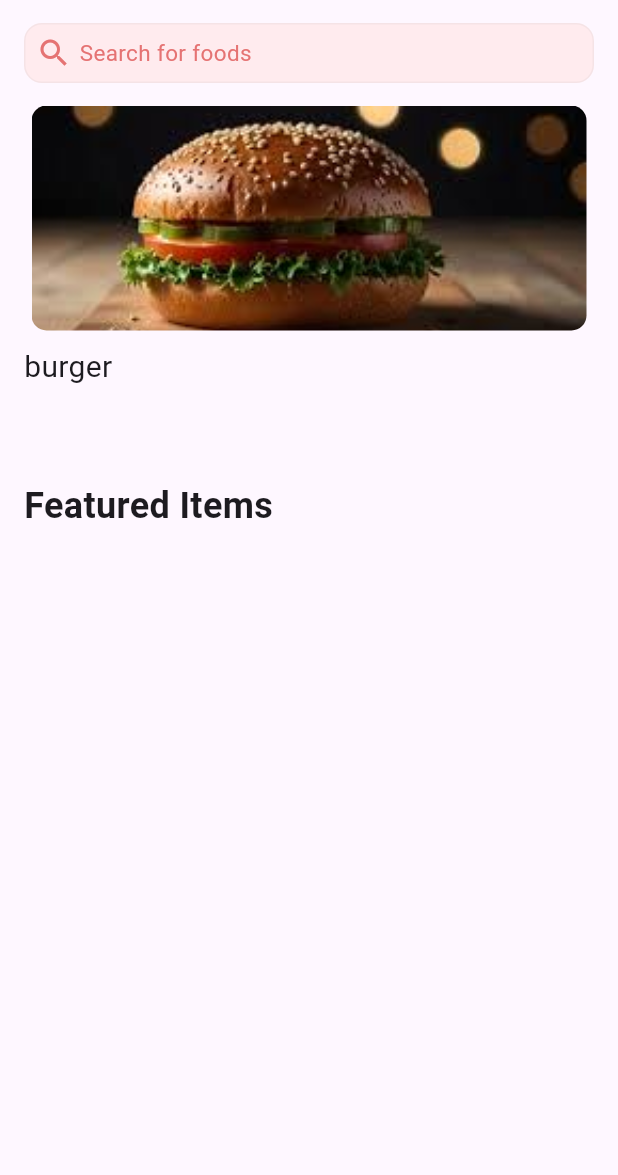
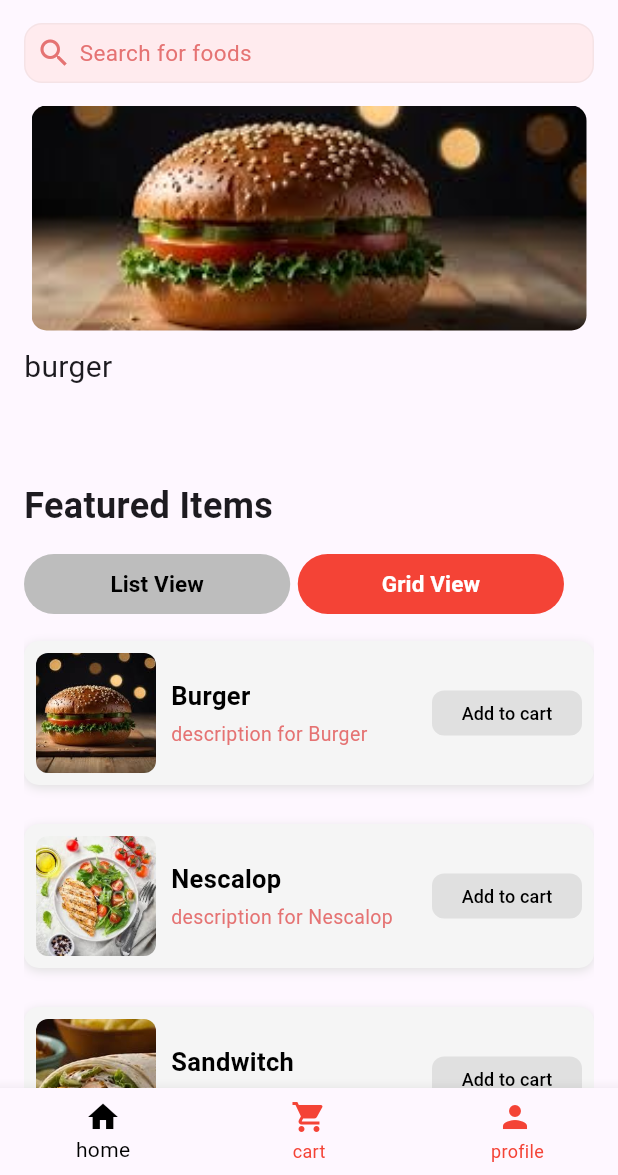
Before and after one commit to MohannedAshraf/Food_Delivery_Task, a Flutter app: the screen it shows after launch, on a phone screen of 412 x 824 dp, the part 61-1236 px from its top. Run offline on Flutter 3.47's test engine with Material 3 defaults, Android fonts, the phone set to English and light mode, and no system bars; drawn by our look-alikes of carousel_slider; our stand-ins replace get.

Commit message:
finish all

```diff
--- a/lib/Screens/checkout_screen.dart
+++ b/lib/Screens/checkout_screen.dart
@@ -1,6 +1,6 @@
 import 'package:flutter/material.dart';
 import 'package:food_delivery_app/Screens/checkout_screen_body.dart';
-import 'package:food_delivery_app/core/utils/widgets/custom_appbar.dart';
+import 'package:food_delivery_app/core/widgets/custom_appbar.dart';
 
 class CheckoutScreen extends StatelessWidget {
   const CheckoutScreen({super.key});
--- a/lib/Screens/checkout_screen_body.dart
+++ b/lib/Screens/checkout_screen_body.dart
@@ -1,7 +1,9 @@
+// ignore_for_file: avoid_print
+
 import 'package:flutter/material.dart';
 import 'package:food_delivery_app/core/utils/asset_image.dart';
-import 'package:food_delivery_app/core/utils/functions/app_size.dart';
-import 'package:food_delivery_app/core/utils/widgets/custom_list_tile.dart';
+import 'package:food_delivery_app/core/functions/app_size.dart';
+import 'package:food_delivery_app/core/widgets/custom_list_tile.dart';
 
 class CheckoutScreenBody extends StatelessWidget {
   const CheckoutScreenBody({super.key});
--- a/lib/Screens/home_screen.dart
+++ b/lib/Screens/home_screen.dart
@@ -3,12 +3,21 @@
 import 'package:carousel_slider/carousel_slider.dart';
 import 'package:flutter/material.dart';
 import 'package:food_delivery_app/Screens/checkout_screen.dart';
-import 'package:food_delivery_app/Screens/profile_screen.dart';
 import 'package:food_delivery_app/core/utils/asset_image.dart';
-import 'package:food_delivery_app/core/utils/functions/app_route.dart';
+import 'package:food_delivery_app/core/functions/app_route.dart';
+import 'package:food_delivery_app/core/widgets/custom_button.dart';
+import 'package:food_delivery_app/core/widgets/grid_view.dart';
+import 'package:food_delivery_app/core/widgets/list_view.dart';
 
-class HomeScreen extends StatelessWidget {
+class HomeScreen extends StatefulWidget {
   const HomeScreen({super.key});
+
+  @override
+  State<HomeScreen> createState() => _HomeScreenState();
+}
+
+class _HomeScreenState extends State<HomeScreen> {
+  bool isListSelected = true;
 
   @override
   Widget build(BuildContext context) {
@@ -46,16 +55,14 @@ class HomeScreen extends StatelessWidget {
                   enabledBorder: OutlineInputBorder(
                     borderRadius: BorderRadius.circular(12),
                     borderSide: BorderSide(
-                      color: Colors.grey.withOpacity(0.1), // رصاصي خفيف جدًا
+                      color: Colors.grey.withOpacity(0.1),
                       width: 1,
                     ),
                   ),
                   focusedBorder: OutlineInputBorder(
                     borderRadius: BorderRadius.circular(12),
                     borderSide: BorderSide(
-                      color: Colors.grey.withOpacity(
-                        0.1,
-                      ), // نفس اللون عند التركيز
+                      color: Colors.grey.withOpacity(0.1),
                       width: 1,
                     ),
                   ),
@@ -89,7 +96,7 @@ class HomeScreen extends StatelessWidget {
             const SizedBox(height: 15),
             CarouselSlider(
               options: CarouselOptions(
-                autoPlay: false,
+                autoPlay: true,
                 height: 250,
                 viewportFraction: 1,
               ),
@@ -128,6 +135,68 @@ class HomeScreen extends StatelessWidget {
               "Featured Items",
               style: TextStyle(fontWeight: FontWeight.bold, fontSize: 24),
             ),
+            const SizedBox(height: 15),
+            // Buttons
+            Row(
+              mainAxisAlignment: MainAxisAlignment.start,
+              children: [
+                CustomButton(
+                  text: "List View",
+                  isselected: isListSelected,
+                  onTap: () {
+                    setState(() {
+                      isListSelected = true;
+                    });
+                  },
+                ),
+                const SizedBox(width: 5),
+                CustomButton(
+                  text: "Grid View",
+                  isselected: !isListSelected,
+                  onTap: () {
+                    setState(() {
+                      isListSelected = false;
+                    });
+                  },
+                ),
+              ],
+            ),
+            const SizedBox(height: 10),
+
+            // View Switcher
+            Expanded(
+              child:
+                  isListSelected
+                      ? ListView.separated(
+                        itemCount: items1.length,
+                        separatorBuilder:
+                            (context, index) => const SizedBox(height: 10),
+                        itemBuilder: (context, index) {
+                          return CustomListView(
+                            image: items1[index]['image']!,
+                            text1: items1[index]['title']!,
+                            text2: items1[index]['subtitle']!,
+                          );
+                        },
+                      )
+                      : GridView.builder(
+                        itemCount: items1.length,
+                        gridDelegate:
+                            const SliverGridDelegateWithFixedCrossAxisCount(
+                              crossAxisCount: 2,
+                              mainAxisSpacing: 10,
+                              crossAxisSpacing: 10,
+                              childAspectRatio: 2 / 3,
+                            ),
+                        itemBuilder: (context, index) {
+                          return CustomGridView(
+                            image: items1[index]['image']!,
+                            text1: items1[index]['title']!,
+                            text2: items1[index]['subtitle']!,
+                          );
+                        },
+                      ),
+            ),
           ],
         ),
       ),
@@ -140,3 +209,36 @@ final List<Map<String, String>> items = [
   {'image': Myimages.nescalop, 'text': "nescalop"},
   {'image': Myimages.sandwitch, 'text': "sandwitch"},
 ];
+
+List<Map<String, String>> items1 = [
+  {
+    'image': Myimages.burger,
+    'title': "Burger",
+    'subtitle': 'description for Burger',
+  },
+  {
+    'image': Myimages.nescalop,
+    'title': 'Nescalop',
+    'subtitle': 'description for Nescalop',
+  },
+  {
+    'image': Myimages.sandwitch,
+    'title': 'Sandwitch',
+    'subtitle': 'description for Sandwitch',
+  },
+  {
+    'image': Myimages.burger,
+    'title': "Burger",
+    'subtitle': 'description for Burger',
+  },
+  {
+    'image': Myimages.nescalop,
+    'title': 'Nescalop',
+    'subtitle': 'description for Nescalop',
+  },
+  {
+    'image': Myimages.sandwitch,
+    'title': 'Sandwitch',
+    'subtitle': 'description for Sandwitch',
+  },
+];
--- /dev/null
+++ b/lib/Screens/navigation_bar.dart
@@ -0,0 +1,46 @@
+import 'package:flutter/material.dart';
+import 'package:food_delivery_app/Screens/checkout_screen.dart';
+import 'home_screen.dart';
+import 'profile_screen.dart';
+
+class MainNavigation extends StatefulWidget {
+  const MainNavigation({super.key});
+
+  @override
+  State<MainNavigation> createState() => _MainNavigationState();
+}
+
+class _MainNavigationState extends State<MainNavigation> {
+  int _currentIndex = 0;
+
+  final List<Widget> _screens = [
+    HomeScreen(),
+    CheckoutScreen(),
+    ProfileScreen(),
+  ];
+
+  @override
+  Widget build(BuildContext context) {
+    return Scaffold(
+      body: _screens[_currentIndex],
+      bottomNavigationBar: BottomNavigationBar(
+        currentIndex: _currentIndex,
+        selectedItemColor: Colors.black, // اللون لما يتحدد
+        unselectedItemColor: Colors.red,
+        onTap: (index) {
+          setState(() {
+            _currentIndex = index;
+          });
+        },
+        items: const [
+          BottomNavigationBarItem(icon: Icon(Icons.home), label: 'home'),
+          BottomNavigationBarItem(
+            icon: Icon(Icons.shopping_cart),
+            label: 'cart',
+          ),
+          BottomNavigationBarItem(icon: Icon(Icons.person), label: ' profile'),
+        ],
+      ),
+    );
+  }
+}
--- a/lib/Screens/profile_screen.dart
+++ b/lib/Screens/profile_screen.dart
@@ -1,6 +1,6 @@
 import 'package:flutter/material.dart';
 import 'package:food_delivery_app/Screens/profile_screen_body.dart';
-import 'package:food_delivery_app/core/utils/widgets/custom_appbar.dart';
+import 'package:food_delivery_app/core/widgets/custom_appbar.dart';
 
 class ProfileScreen extends StatelessWidget {
   const ProfileScreen({super.key});
--- a/lib/Screens/profile_screen_body.dart
+++ b/lib/Screens/profile_screen_body.dart
@@ -1,6 +1,8 @@
+// ignore_for_file: avoid_print
+
 import 'package:flutter/material.dart';
 import 'package:food_delivery_app/core/utils/asset_image.dart';
-import 'package:food_delivery_app/core/utils/functions/app_size.dart';
+import 'package:food_delivery_app/core/functions/app_size.dart';
 
 class ProfileScreenBody extends StatelessWidget {
   const ProfileScreenBody({super.key});
--- a/lib/core/utils/widgets/custom_appbar.dart
+++ b/lib/core/widgets/custom_appbar.dart
@@ -1,7 +1,7 @@
 // ignore_for_file: public_member_api_docs, sort_constructors_first
 import 'package:flutter/material.dart';
-import 'package:food_delivery_app/core/utils/functions/app_route.dart';
-import 'package:food_delivery_app/core/utils/functions/app_size.dart';
+import 'package:food_delivery_app/core/functions/app_route.dart';
+import 'package:food_delivery_app/core/functions/app_size.dart';
 
 class CustomAppbar extends StatelessWidget implements PreferredSizeWidget {
   final String title;
--- /dev/null
+++ b/lib/core/widgets/custom_button.dart
@@ -0,0 +1,40 @@
+import 'package:flutter/material.dart';
+
+class CustomButton extends StatelessWidget {
+  final String text;
+  final bool isselected;
+  final VoidCallback onTap;
+
+  const CustomButton({
+    super.key,
+    required this.text,
+    required this.isselected,
+    required this.onTap,
+  });
+
+  @override
+  Widget build(BuildContext context) {
+    Color color = isselected ? Colors.grey.shade400 : Colors.red;
+    Color textcolor = isselected ? Colors.black : Colors.white;
+
+    return Container(
+      height: 40,
+      width: 177.5,
+      decoration: BoxDecoration(
+        color: color,
+        borderRadius: BorderRadius.circular(30),
+      ),
+      child: TextButton(
+        onPressed: onTap,
+        child: Text(
+          text,
+          style: TextStyle(
+            color: textcolor,
+            fontSize: 15,
+            fontWeight: FontWeight.bold,
+          ),
+        ),
+      ),
+    );
+  }
+}
--- a/lib/core/utils/widgets/custom_list_tile.dart
+++ b/lib/core/widgets/custom_list_tile.dart
@@ -1,6 +1,6 @@
 import 'package:flutter/material.dart';
 import 'package:food_delivery_app/core/utils/asset_image.dart';
-import 'package:food_delivery_app/core/utils/functions/app_size.dart';
+import 'package:food_delivery_app/core/functions/app_size.dart';
 
 class CustomlistTile extends StatelessWidget {
   final String image;
--- /dev/null
+++ b/lib/core/widgets/grid_view.dart
@@ -0,0 +1,72 @@
+// ignore_for_file: avoid_print
+
+import 'package:flutter/material.dart';
+
+class CustomGridView extends StatelessWidget {
+  const CustomGridView({
+    super.key,
+    required this.image,
+    required this.text1,
+    required this.text2,
+  });
+
+  final String image;
+  final String text1;
+  final String text2;
+
+  @override
+  Widget build(BuildContext context) {
+    return Container(
+      height: 300,
+      width: 150,
+      decoration: BoxDecoration(borderRadius: BorderRadius.circular(15)),
+      child: Column(
+        crossAxisAlignment: CrossAxisAlignment.start,
+        children: [
+          Container(
+            height: 150,
+            decoration: BoxDecoration(
+              borderRadius: BorderRadius.circular(10),
+              image: DecorationImage(
+                image: AssetImage(image),
+                fit: BoxFit.cover,
+              ),
+            ),
+          ),
+          SizedBox(height: 5),
+          Text(
+            text1,
+            style: const TextStyle(
+              color: Colors.black,
+              fontWeight: FontWeight.bold,
+              fontSize: 17,
+            ),
+          ),
+          const SizedBox(height: 4),
+          Text(
+            text2,
+            style: TextStyle(color: Colors.red.shade300, fontSize: 13),
+          ),
+          const SizedBox(height: 8),
+          Container(
+            width: double.infinity,
+            height: 30,
+            decoration: BoxDecoration(
+              borderRadius: BorderRadius.circular(10),
+              color: Colors.grey.shade400,
+            ),
+            child: TextButton(
+              onPressed: () {
+                print("Added to cart");
+              },
+              child: const Text(
+                "Add to cart",
+                style: TextStyle(color: Colors.black, fontSize: 12),
+              ),
+            ),
+          ),
+        ],
+      ),
+    );
+  }
+}
--- /dev/null
+++ b/lib/core/widgets/list_view.dart
@@ -0,0 +1,97 @@
+// ignore_for_file: avoid_print
+
+import 'package:flutter/material.dart';
+
+class CustomListView extends StatelessWidget {
+  const CustomListView({
+    super.key,
+    required this.image,
+    required this.text1,
+    required this.text2,
+  });
+
+  final String image;
+  final String text1;
+  final String text2;
+
+  @override
+  Widget build(BuildContext context) {
+    return Container(
+      margin: const EdgeInsets.symmetric(vertical: 8),
+      padding: const EdgeInsets.all(8),
+      decoration: BoxDecoration(
+        color: Colors.grey.shade100,
+        borderRadius: BorderRadius.circular(10),
+        boxShadow: [
+          BoxShadow(
+            color: Colors.grey.shade300,
+            blurRadius: 5,
+            offset: Offset(0, 2),
+          ),
+        ],
+      ),
+      child: Row(
+        crossAxisAlignment: CrossAxisAlignment.center,
+        children: [
+          // Image container
+          Container(
+            width: 80,
+            height: 80,
+            decoration: BoxDecoration(
+              borderRadius: BorderRadius.circular(8),
+              image: DecorationImage(
+                image: AssetImage(image),
+                fit: BoxFit.cover,
+              ),
+            ),
+          ),
+          const SizedBox(width: 10),
+
+          // Texts and button
+          Expanded(
+            child: Column(
+              crossAxisAlignment: CrossAxisAlignment.start,
+              children: [
+                Text(
+                  text1,
+                  style: const TextStyle(
+                    color: Colors.black,
+                    fontWeight: FontWeight.bold,
+                    fontSize: 17,
+                  ),
+                ),
+                const SizedBox(height: 4),
+                Text(
+                  text2,
+                  style: TextStyle(color: Colors.red.shade300, fontSize: 13),
+                ),
+              ],
+            ),
+          ),
+
+          // Add to cart button
+          SizedBox(
+            height: 30,
+            width: 100,
+            child: TextButton(
+              style: TextButton.styleFrom(
+                backgroundColor: Colors.grey.shade300,
+                shape: RoundedRectangleBorder(
+                  borderRadius: BorderRadius.circular(8),
+                ),
+                padding: const EdgeInsets.symmetric(horizontal: 12),
+              ),
+              onPressed: () {
+                print("Added to cart");
+              },
+              child: const Text(
+                "Add to cart",
+                style: TextStyle(color: Colors.black, fontSize: 12),
+              ),
+            ),
+          ),
+        ],
+      ),
+    );
+  }
+}
--- a/lib/main.dart
+++ b/lib/main.dart
@@ -1,5 +1,5 @@
 import 'package:flutter/material.dart';
-import 'package:food_delivery_app/Screens/home_screen.dart';
+import 'package:food_delivery_app/Screens/navigation_bar.dart';
 import 'package:get/get.dart';
 
 void main() {
@@ -14,7 +14,7 @@ class MyApp extends StatelessWidget {
   Widget build(BuildContext context) {
     return GetMaterialApp(
       debugShowCheckedModeBanner: false,
-      home: HomeScreen(),
+      home: MainNavigation(),
     );
   }
 }
```
Also changed, not shown: lib/core/functions/app_route.dart (renamed from lib/core/utils/functions/app_route.dart), lib/core/functions/app_size.dart (renamed from lib/core/utils/functions/app_size.dart).
